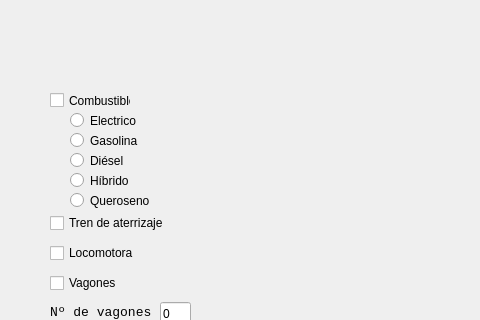
This is mainwindow.ui in JSlaig/ARCO2020-p2 as Qt 5 draws it before an edit; both pictures show x 0 to 480 and y 88 to 408 of the 800 by 600 pixel window. The edited form follows.
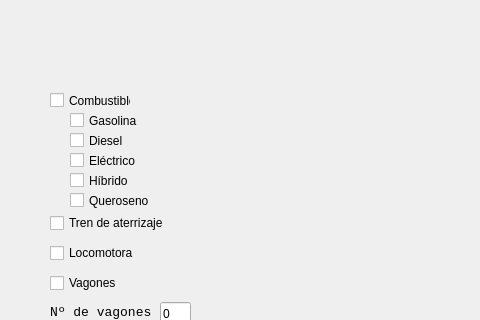
This is the edited form.

Diff of the .ui file:
```diff
--- a/mainwindow.ui
+++ b/mainwindow.ui
@@ -124,25 +124,12 @@
      <string>Combustible</string>
     </property>
    </widget>
-   <widget class="QRadioButton" name="radioButton_Electrico">
+   <widget class="QCheckBox" name="checkBox_Gasolina">
     <property name="geometry">
      <rect>
       <x>70</x>
       <y>200</y>
-      <width>82</width>
-      <height>17</height>
-     </rect>
-    </property>
-    <property name="text">
-     <string>Electrico</string>
-    </property>
-   </widget>
-   <widget class="QRadioButton" name="radioButton_Gasolina">
-    <property name="geometry">
-     <rect>
-      <x>70</x>
-      <y>220</y>
-      <width>82</width>
+      <width>70</width>
       <height>17</height>
      </rect>
     </property>
@@ -150,25 +137,38 @@
      <string>Gasolina</string>
     </property>
    </widget>
-   <widget class="QRadioButton" name="radioButton_Diesel">
+   <widget class="QCheckBox" name="checkBox_Diesel">
+    <property name="geometry">
+     <rect>
+      <x>70</x>
+      <y>220</y>
+      <width>70</width>
+      <height>17</height>
+     </rect>
+    </property>
+    <property name="text">
+     <string>Diesel</string>
+    </property>
+   </widget>
+   <widget class="QCheckBox" name="checkBox_Electrico">
     <property name="geometry">
      <rect>
       <x>70</x>
       <y>240</y>
-      <width>82</width>
+      <width>70</width>
       <height>17</height>
      </rect>
     </property>
     <property name="text">
-     <string>Diésel</string>
+     <string>Eléctrico</string>
     </property>
    </widget>
-   <widget class="QRadioButton" name="radioButton_Hibrido">
+   <widget class="QCheckBox" name="checkBox_Hibrido">
     <property name="geometry">
      <rect>
       <x>70</x>
       <y>260</y>
-      <width>82</width>
+      <width>70</width>
       <height>17</height>
      </rect>
     </property>
@@ -176,12 +176,12 @@
      <string>Híbrido</string>
     </property>
    </widget>
-   <widget class="QRadioButton" name="radioButton_Queroseno">
+   <widget class="QCheckBox" name="checkBox_Queroseno">
     <property name="geometry">
      <rect>
       <x>70</x>
       <y>280</y>
-      <width>82</width>
+      <width>81</width>
       <height>17</height>
      </rect>
     </property>
```
